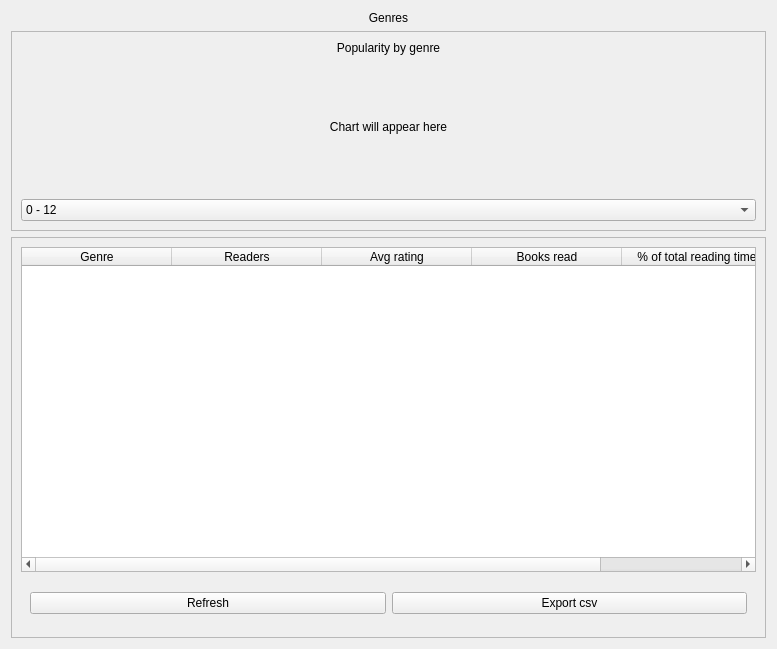
First picture: the form in admin_panel/views/ui/GenresView.ui, repository Magdalena52772/Booktrack, before the edit.
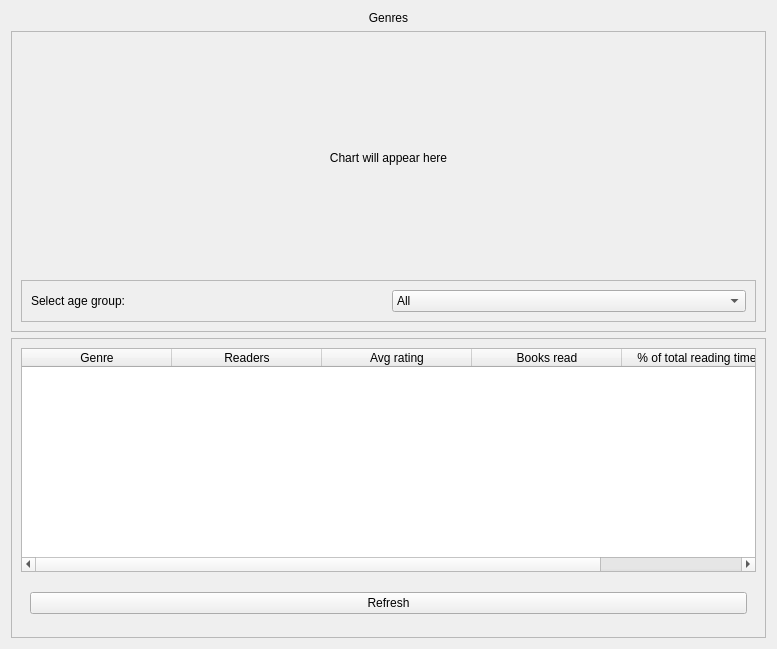
Second picture: the form after the edit. Icons and pictures are not drawn.

What changed in the file:
```diff
--- a/admin_panel/views/ui/GenresView.ui
+++ b/admin_panel/views/ui/GenresView.ui
@@ -19,7 +19,7 @@
   <property name="windowTitle">
    <string>Form</string>
   </property>
-  <layout class="QVBoxLayout" name="verticalLayout" stretch="0,1,2">
+  <layout class="QVBoxLayout" name="verticalLayout" stretch="0,0,0">
    <item>
     <widget class="QLabel" name="lbl_title">
      <property name="text">
@@ -45,16 +45,6 @@
       <enum>QFrame::Shadow::Raised</enum>
      </property>
      <layout class="QVBoxLayout" name="verticalLayout_2">
-      <item>
-       <widget class="QLabel" name="lbl_chart_desc">
-        <property name="text">
-         <string>Popularity by genre</string>
-        </property>
-        <property name="alignment">
-         <set>Qt::AlignmentFlag::AlignCenter</set>
-        </property>
-       </widget>
-      </item>
       <item>
        <widget class="QLabel" name="chart_genres_popularity">
         <property name="sizePolicy">
@@ -72,30 +62,52 @@
        </widget>
       </item>
       <item>
-       <widget class="QComboBox" name="comboBox">
+       <widget class="QFrame" name="frame_metrics">
+        <property name="minimumSize">
+         <size>
+          <width>0</width>
+          <height>20</height>
+         </size>
+        </property>
+        <property name="frameShape">
+         <enum>QFrame::Shape::StyledPanel</enum>
+        </property>
+        <property name="frameShadow">
+         <enum>QFrame::Shadow::Raised</enum>
+        </property>
+        <layout class="QHBoxLayout" name="horizontalLayout_2">
         <item>
+          <widget class="QLabel" name="lbl_info">
          <property name="text">
-          <string>0 - 12</string>
-         </property>
+            <string>Select age group:</string>
+           </property>
+          </widget>
         </item>
         <item>
+          <widget class="QComboBox" name="cb_age_group">
+           <item>
          <property name="text">
-          <string>13 - 17</string>
+             <string>All</string>
          </property>
         </item>
         <item>
          <property name="text">
-          <string>18 - 24</string>
+             <string>less than 18</string>
          </property>
         </item>
         <item>
          <property name="text">
-          <string>25 - 39</string>
+             <string>18 - 25</string>
          </property>
         </item>
         <item>
          <property name="text">
-          <string>40 - 59</string>
+             <string>26 - 40</string>
+            </property>
+           </item>
+           <item>
+            <property name="text">
+             <string>41 - 60</string>
          </property>
         </item>
         <item>
@@ -108,6 +120,9 @@
      </layout>
     </widget>
    </item>
+     </layout>
+    </widget>
+   </item>
    <item>
     <widget class="QFrame" name="frame_table">
      <property name="minimumSize">
@@ -193,17 +208,6 @@
            </property>
           </widget>
          </item>
-         <item>
-          <widget class="QPushButton" name="btn_export_csv">
-           <property name="text">
-            <string>Export csv</string>
-           </property>
-           <property name="icon">
-            <iconset>
-             <normaloff>../../assets/icons/export.svg</normaloff>../../assets/icons/export.svg</iconset>
-           </property>
-          </widget>
-         </item>
         </layout>
        </widget>
       </item>
```
Lines whose indentation alone changed are shown as unchanged.
